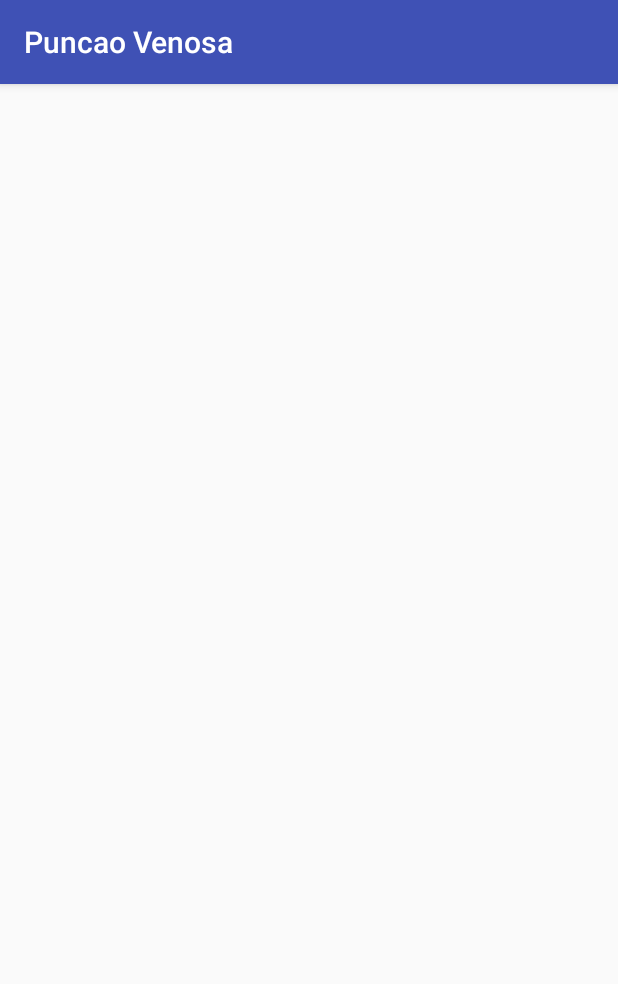
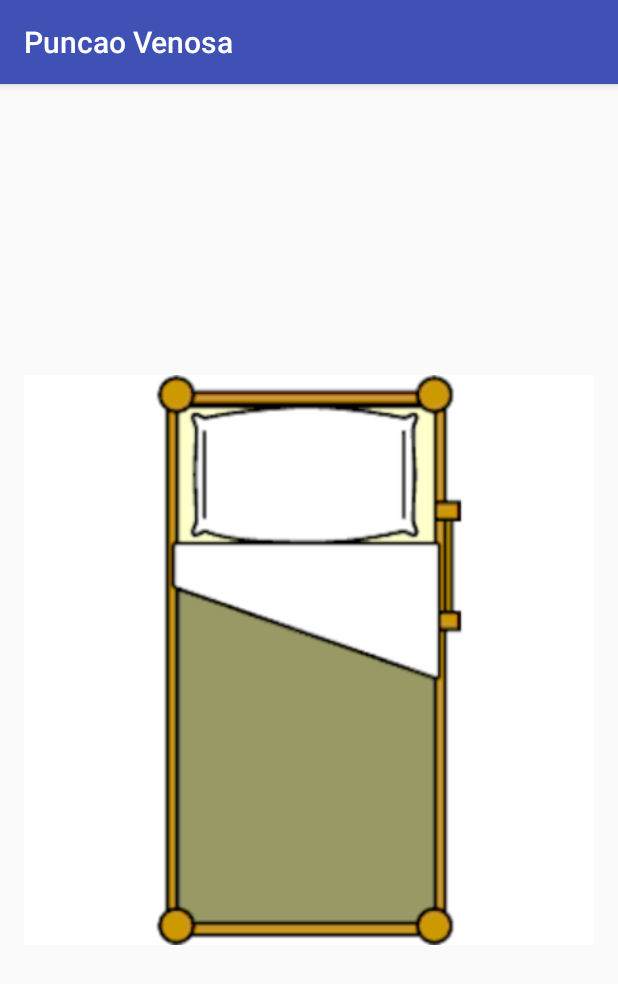
Before and after one commit to gabicfa/venipuncture-app, an Android app: the GameActivity screen opened directly, with no data from a screen before it, on a phone screen of 412 x 824 dp. Shown: the top 984 px of the screen. Run offline under Robolectric (Android 15) with nearby library versions, the phone set to English and light mode, and no system bars.

Commit message:
Adicionei a cama (ela fica atrás da personagem selecionada).

```diff
--- a/app/src/main/res/layout/activity_game.xml
+++ b/app/src/main/res/layout/activity_game.xml
@@ -8,6 +8,12 @@
     android:paddingRight="@dimen/activity_horizontal_margin"
     android:paddingTop="@dimen/activity_vertical_margin"
     tools:context="br.edu.insper.puncaovenosa.GameActivity">
+
+    <ImageView
+        android:layout_width="match_parent"
+        android:layout_height="match_parent"
+        android:id="@+id/bed"
+        android:src="@drawable/hospital_bed"/>
 
     <ImageView
         android:layout_width="match_parent"
```
Also changed, not shown: app/src/main/res/drawable/hospital_bed.png (added).
